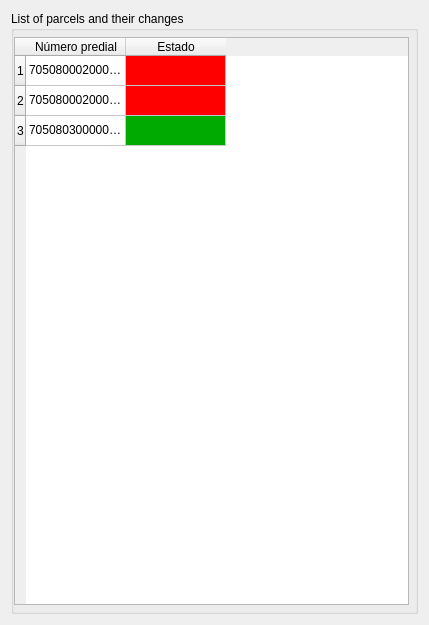
First picture: the form in asistente_ladm_col/ui/change_detection/changes_all_parcels_panel_widget.ui, repository SwissTierrasColombia/Asistente-LADM-COL, before the edit.
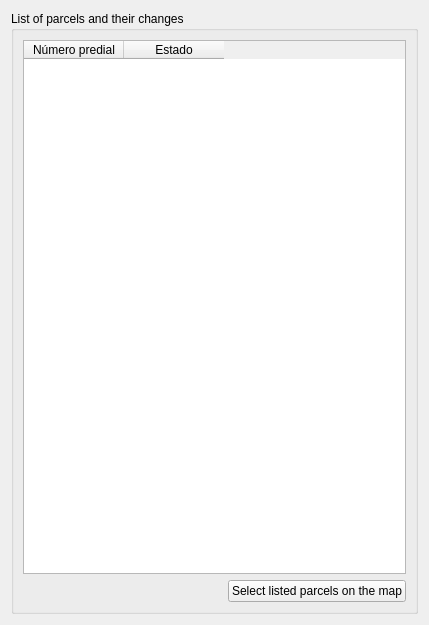
Second picture: the form after the edit.

Commit message: [changes] Add select tool for 'All parcels' panel

```diff
--- a/asistente_ladm_col/ui/change_detection/changes_all_parcels_panel_widget.ui
+++ b/asistente_ladm_col/ui/change_detection/changes_all_parcels_panel_widget.ui
@@ -25,20 +25,8 @@
      <property name="title">
       <string>List of parcels and their changes</string>
      </property>
-     <layout class="QGridLayout" name="gridLayout_2">
-      <property name="leftMargin">
-       <number>0</number>
-      </property>
-      <property name="topMargin">
-       <number>6</number>
-      </property>
-      <property name="rightMargin">
-       <number>6</number>
-      </property>
-      <property name="bottomMargin">
-       <number>6</number>
-      </property>
-      <item row="0" column="0">
+     <layout class="QGridLayout" name="gridLayout">
+      <item row="1" column="0">
        <widget class="QTableWidget" name="tbl_changes_all_parcels">
         <property name="sizeAdjustPolicy">
          <enum>QAbstractScrollArea::AdjustIgnored</enum>
@@ -67,21 +55,6 @@
         <attribute name="horizontalHeaderMinimumSectionSize">
          <number>42</number>
         </attribute>
-        <row>
-         <property name="text">
-          <string>1</string>
-         </property>
-        </row>
-        <row>
-         <property name="text">
-          <string>2</string>
-         </property>
-        </row>
-        <row>
-         <property name="text">
-          <string>3</string>
-         </property>
-        </row>
         <column>
          <property name="text">
           <string>Número predial</string>
@@ -92,65 +65,32 @@
           <string>Estado</string>
          </property>
         </column>
-        <item row="0" column="0">
-         <property name="text">
-          <string>705080002000000030057000000000</string>
-         </property>
-        </item>
-        <item row="0" column="1">
-         <property name="text">
-          <string/>
-         </property>
-         <property name="background">
-          <brush brushstyle="SolidPattern">
-           <color alpha="255">
-            <red>255</red>
-            <green>0</green>
-            <blue>0</blue>
-           </color>
-          </brush>
-         </property>
-        </item>
-        <item row="1" column="0">
-         <property name="text">
-          <string>705080002000000030134000000000</string>
-         </property>
-        </item>
-        <item row="1" column="1">
-         <property name="text">
-          <string/>
-         </property>
-         <property name="background">
-          <brush brushstyle="SolidPattern">
-           <color alpha="255">
-            <red>255</red>
-            <green>0</green>
-            <blue>0</blue>
-           </color>
-          </brush>
-         </property>
-        </item>
-        <item row="2" column="0">
-         <property name="text">
-          <string>705080300000000200051000000000</string>
-         </property>
-        </item>
-        <item row="2" column="1">
-         <property name="text">
-          <string/>
-         </property>
-         <property name="background">
-          <brush brushstyle="SolidPattern">
-           <color alpha="255">
-            <red>0</red>
-            <green>170</green>
-            <blue>0</blue>
-           </color>
-          </brush>
-         </property>
-        </item>
        </widget>
       </item>
+      <item row="2" column="0">
+       <layout class="QHBoxLayout" name="horizontalLayout">
+        <item>
+         <spacer name="horizontalSpacer">
+          <property name="orientation">
+           <enum>Qt::Horizontal</enum>
+          </property>
+          <property name="sizeHint" stdset="0">
+           <size>
+            <width>40</width>
+            <height>20</height>
+           </size>
+          </property>
+         </spacer>
+        </item>
+        <item>
+         <widget class="QPushButton" name="btn_select_all_listed_parcels">
+          <property name="text">
+           <string>Select listed parcels on the map</string>
+          </property>
+         </widget>
+        </item>
+       </layout>
+      </item>
      </layout>
     </widget>
    </item>
```
The commit also changes 4 other files.
